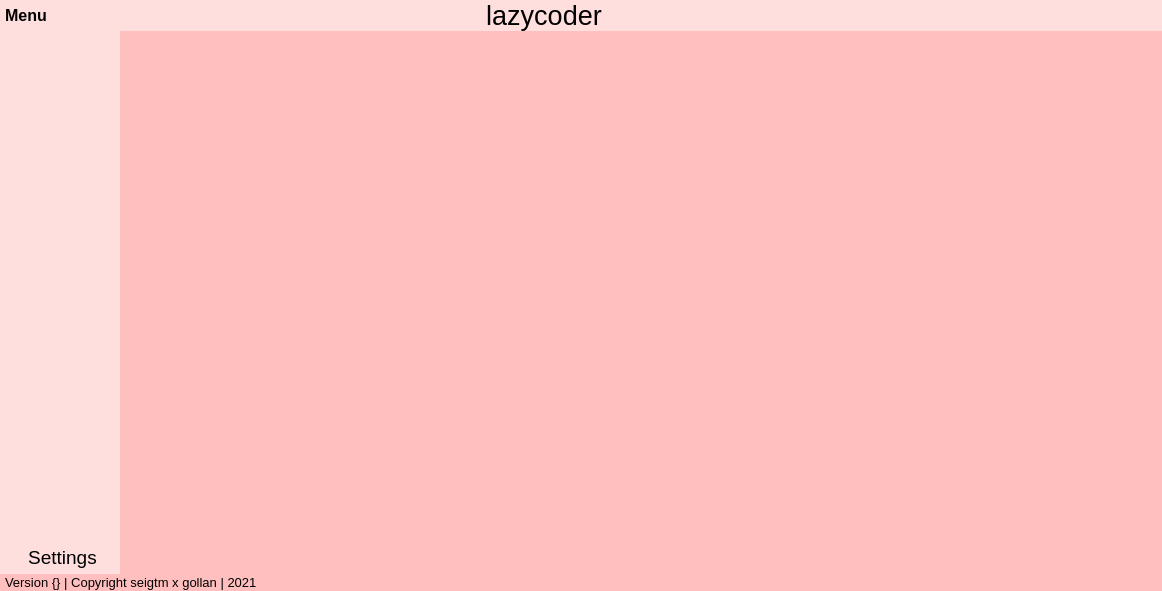
GRPilot/lazycoder, file src/mainwindow/mainwindow.ui: the form before one commit.
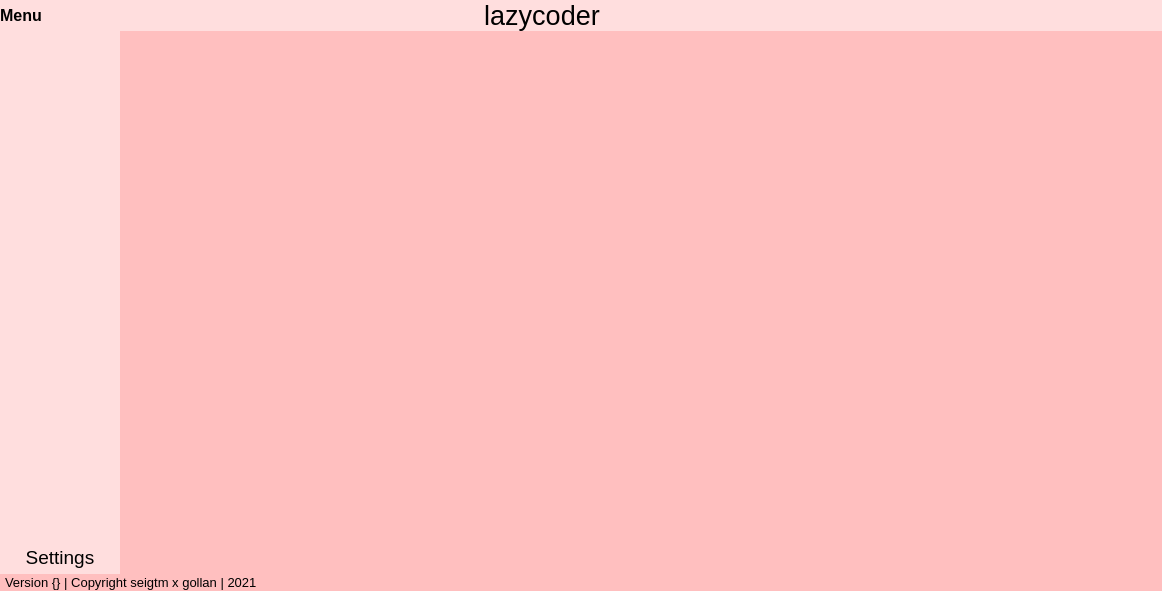
The form after the commit. Icons and pictures are not drawn.

Patch:
```diff
--- a/src/mainwindow/mainwindow.ui
+++ b/src/mainwindow/mainwindow.ui
@@ -84,7 +84,7 @@
            <number>0</number>
           </property>
           <property name="leftMargin">
-           <number>5</number>
+           <number>0</number>
           </property>
           <property name="topMargin">
            <number>0</number>
@@ -97,6 +97,12 @@
           </property>
           <item alignment="Qt::AlignLeft">
            <widget class="QPushButton" name="menuButton">
+            <property name="minimumSize">
+             <size>
+              <width>32</width>
+              <height>0</height>
+             </size>
+            </property>
             <property name="font">
              <font>
               <pointsize>12</pointsize>
@@ -116,6 +122,12 @@
               <height>32</height>
              </size>
             </property>
+            <property name="checkable">
+             <bool>true</bool>
+            </property>
+            <property name="checked">
+             <bool>false</bool>
+            </property>
            </widget>
           </item>
          </layout>
@@ -331,10 +343,10 @@
          </property>
          <layout class="QVBoxLayout" name="verticalLayout_4">
           <property name="leftMargin">
-           <number>5</number>
+           <number>0</number>
           </property>
           <property name="topMargin">
-           <number>5</number>
+           <number>0</number>
           </property>
           <property name="rightMargin">
            <number>0</number>
@@ -381,6 +393,9 @@
               <height>32</height>
              </size>
             </property>
+            <property name="checkable">
+             <bool>true</bool>
+            </property>
             <property name="flat">
              <bool>false</bool>
             </property>
```
